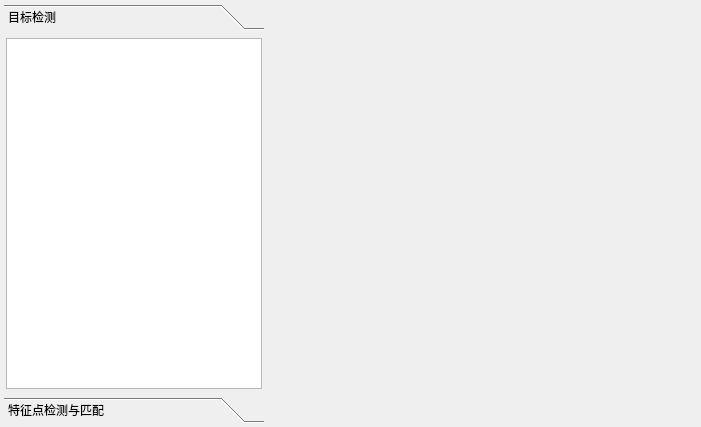
First picture: the form in AlgsPage.ui, repository mengqingmeng/cv_tools, before the edit.
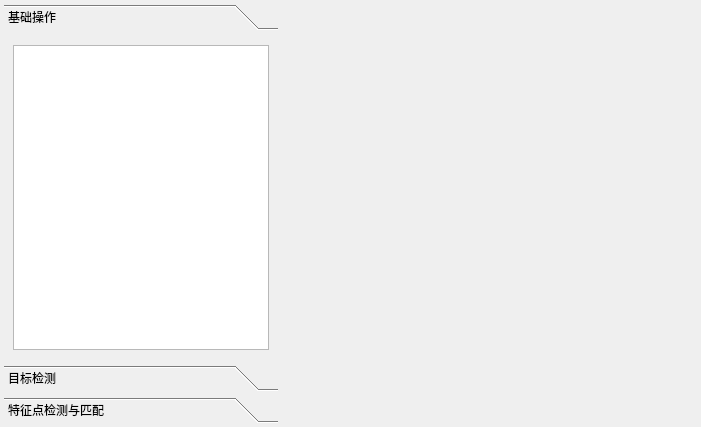
Second picture: the form after the edit. Icons and pictures are not drawn.

What changed in the file:
```diff
--- a/AlgsPage.ui
+++ b/AlgsPage.ui
@@ -55,13 +55,31 @@
         <property name="currentIndex">
          <number>0</number>
         </property>
+        <widget class="QWidget" name="baseOperate">
+         <property name="geometry">
+          <rect>
+           <x>0</x>
+           <y>0</y>
+           <width>268</width>
+           <height>335</height>
+          </rect>
+         </property>
+         <attribute name="label">
+          <string>基础操作</string>
+         </attribute>
+         <layout class="QVBoxLayout" name="verticalLayout">
+          <item>
+           <widget class="QListWidget" name="baseOperateItems"/>
+          </item>
+         </layout>
+        </widget>
         <widget class="QWidget" name="objectDetection">
          <property name="geometry">
           <rect>
            <x>0</x>
            <y>0</y>
            <width>260</width>
-           <height>363</height>
+           <height>335</height>
           </rect>
          </property>
          <property name="sizePolicy">
```
Left out of the diff: 4 changed lines with no effect on the pictures.
